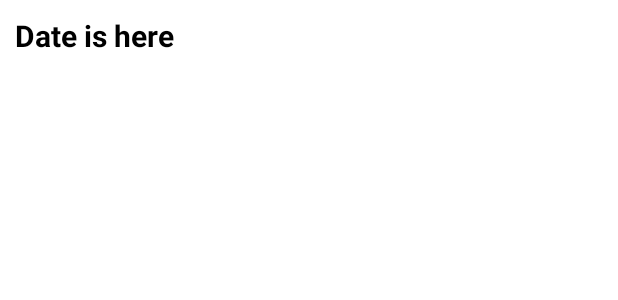
After one commit to LeeJaeWon14/DH, an Android app: the layout item_timeline_date.xml on its own in the app's theme, with its tools: preview values and no code run, on a phone screen of 412 x 824 dp. The commit adds this screen. Shown: the top 300 px of the screen. Run offline under Robolectric (Android 15) with nearby library versions, the phone set to English and light mode, and no system bars; network calls fail.

Commit message:
- Modified showing style at timeline.

```diff
--- a/app/src/main/java/com/jeepchief/dh/view/timeline/adapter/TimeLineAdapter.kt
+++ b/app/src/main/java/com/jeepchief/dh/view/timeline/adapter/TimeLineAdapter.kt
@@ -7,7 +7,6 @@ import android.widget.TextView
 import androidx.recyclerview.widget.RecyclerView
 import com.jeepchief.dh.R
 import com.jeepchief.dh.model.rest.dto.TimeLineRows
-import com.jeepchief.dh.util.Log
 import com.jeepchief.dh.util.RarityChecker
 
 class TimeLineAdapter(private val list: List<TimeLineRows>) : RecyclerView.Adapter<TimeLineAdapter.TimeLineViewHolder>() {
@@ -25,8 +24,8 @@ class TimeLineAdapter(private val list: List<TimeLineRows>) : RecyclerView.Adapt
     override fun onBindViewHolder(holder: TimeLineViewHolder, position: Int) {
         holder.apply {
             list[position].run {
-                Log.e("timeline is $this")
-                tvDate.text = date
+//                Log.e("timeline is $this")
+                tvDate.text = date.split(" ")[1]
                 when(code) {
                     101 -> {
                         tvDesc.text = itemView.context.getString(R.string.timeline_code_101)
@@ -92,7 +91,6 @@ class TimeLineAdapter(private val list: List<TimeLineRows>) : RecyclerView.Adapt
                         tvDesc.text = itemView.context.getString(R.string.timeline_code_405)
                     }
                     406 -> {
-                        Log.e("itemName is ${data.itemName}")
                         tvDesc.text = itemView.context.getString(R.string.timeline_code_406)
                         tvTimeline.text = String.format(
                             itemView.context.getString(R.string.timeline_item_succession),
--- /dev/null
+++ b/app/src/main/res/layout/item_timeline_date.xml
@@ -0,0 +1,21 @@
+<?xml version="1.0" encoding="utf-8"?>
+<LinearLayout xmlns:android="http://schemas.android.com/apk/res/android"
+    android:layout_width="match_parent"
+    android:layout_height="wrap_content"
+    xmlns:tools="http://schemas.android.com/tools"
+    android:orientation="vertical"
+    android:padding="10dp">
+
+    <TextView
+        android:id="@+id/tv_timeline_date"
+        android:layout_width="wrap_content"
+        android:layout_height="wrap_content"
+        tools:text = "Date is here"
+        android:textColor="@color/black"
+        android:textStyle="bold"
+        android:textSize="20dp" />
+    <androidx.recyclerview.widget.RecyclerView
+        android:id="@+id/rv_timeline_date"
+        android:layout_width="wrap_content"
+        android:layout_height="wrap_content" />
+</LinearLayout>
--- a/app/src/main/res/values/strings.xml
+++ b/app/src/main/res/values/strings.xml
@@ -96,8 +96,8 @@
     <string name="timeline_code_601">룬 획득</string>
     <string name="timeline_code_602">탈리스만 획득</string>
 
-    <string name="timeline_get_item_dungeon">%s %s채널, %s 던전에서 %s획득</string>
-    <string name="timeline_get_item_pot">%s %s채널에서 %s획득</string>
+    <string name="timeline_get_item_dungeon">%s %s채널, %s 던전에서 %s을 획득</string>
+    <string name="timeline_get_item_pot">%s %s채널에서 %s을 획득</string>
     <string name="timeline_get_legendary">%s 획득</string>
     <string name="timeline_item_succession">계승을 통하여 %s을 획득</string>
 
```
Also changed, not shown: app/src/main/java/com/jeepchief/dh/view/timeline/TimelineFragment.kt (+20 -3 lines), app/src/main/java/com/jeepchief/dh/view/timeline/adapter/TimeLineDateAdapter.kt (added, +40 -0 lines).
